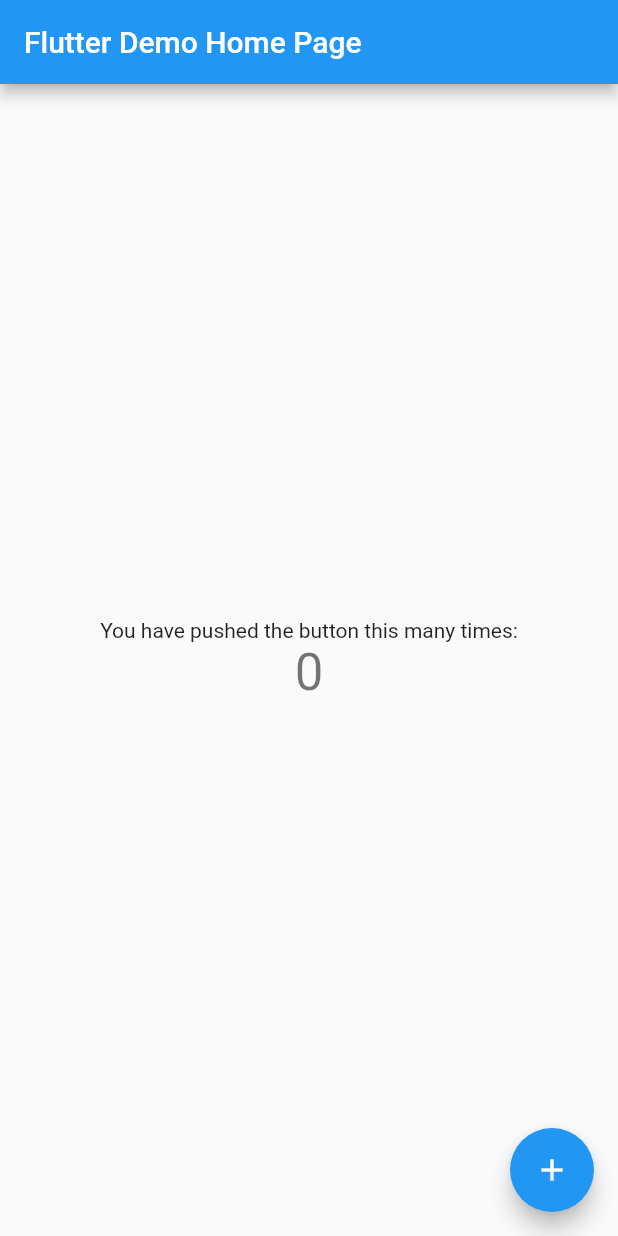
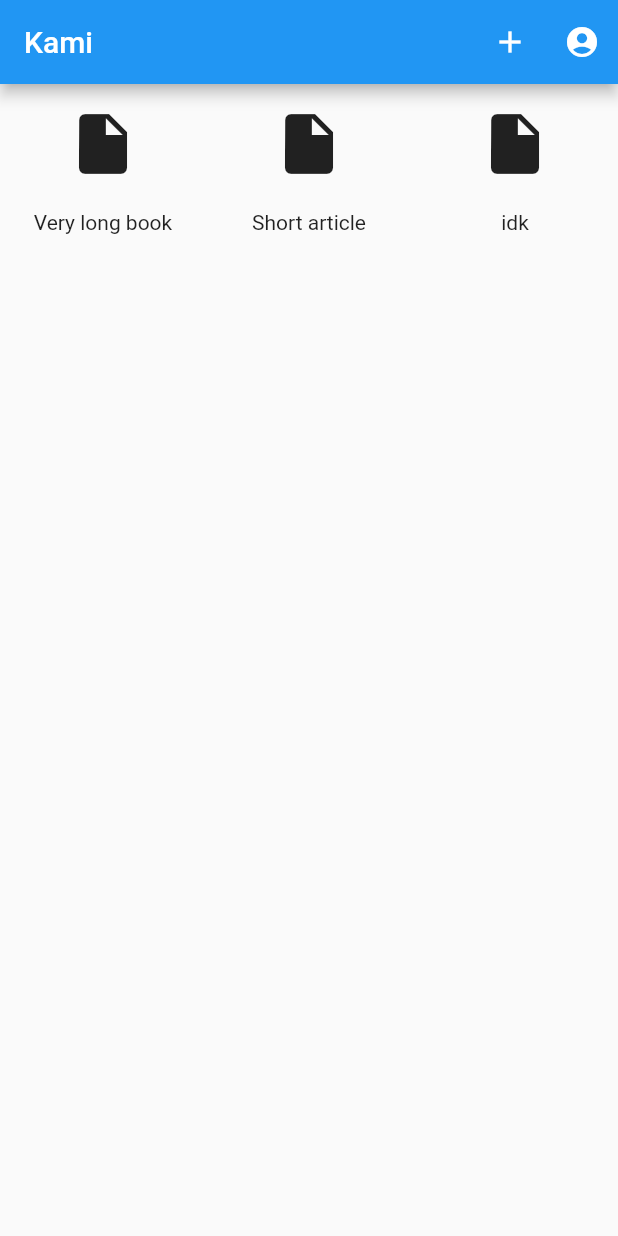
Before and after one commit to pradyungn/Kami, a Flutter app: the screen it shows after launch, on a phone screen of 412 x 824 dp. Run offline on Flutter 3.47's test engine with Material 2 defaults, Android fonts, the phone set to English and light mode, and no system bars.

Commit message:
Add gridview of files

```diff
--- a/flutter/lib/main.dart
+++ b/flutter/lib/main.dart
@@ -1,3 +1,4 @@
+import 'package:Kami/src/home.dart';
 import 'package:flutter/material.dart';
 
 void main() {
@@ -26,92 +27,7 @@
         // closer together (more dense) than on mobile platforms.
         visualDensity: VisualDensity.adaptivePlatformDensity,
       ),
-      home: MyHomePage(title: 'Flutter Demo Home Page'),
+      home: Home(),
     );
   }
 }
-
-class MyHomePage extends StatefulWidget {
-  MyHomePage({Key key, this.title}) : super(key: key);
-
-  // This widget is the home page of your application. It is stateful, meaning
-  // that it has a State object (defined below) that contains fields that affect
-  // how it looks.
-
-  // This class is the configuration for the state. It holds the values (in this
-  // case the title) provided by the parent (in this case the App widget) and
-  // used by the build method of the State. Fields in a Widget subclass are
-  // always marked "final".
-
-  final String title;
-
-  @override
-  _MyHomePageState createState() => _MyHomePageState();
-}
-
-class _MyHomePageState extends State<MyHomePage> {
-  int _counter = 0;
-
-  void _incrementCounter() {
-    setState(() {
-      // This call to setState tells the Flutter framework that something has
-      // changed in this State, which causes it to rerun the build method below
-      // so that the display can reflect the updated values. If we changed
-      // _counter without calling setState(), then the build method would not be
-      // called again, and so nothing would appear to happen.
-      _counter++;
-    });
-  }
-
-  @override
-  Widget build(BuildContext context) {
-    // This method is rerun every time setState is called, for instance as done
-    // by the _incrementCounter method above.
-    //
-    // The Flutter framework has been optimized to make rerunning build methods
-    // fast, so that you can just rebuild anything that needs updating rather
-    // than having to individually change instances of widgets.
-    return Scaffold(
-      appBar: AppBar(
-        // Here we take the value from the MyHomePage object that was created by
-        // the App.build method, and use it to set our appbar title.
-        title: Text(widget.title),
-      ),
-      body: Center(
-        // Center is a layout widget. It takes a single child and positions it
-        // in the middle of the parent.
-        child: Column(
-          // Column is also a layout widget. It takes a list of children and
-          // arranges them vertically. By default, it sizes itself to fit its
-          // children horizontally, and tries to be as tall as its parent.
-          //
-          // Invoke "debug painting" (press "p" in the console, choose the
-          // "Toggle Debug Paint" action from the Flutter Inspector in Android
-          // Studio, or the "Toggle Debug Paint" command in Visual Studio Code)
-          // to see the wireframe for each widget.
-          //
-          // Column has various properties to control how it sizes itself and
-          // how it positions its children. Here we use mainAxisAlignment to
-          // center the children vertically; the main axis here is the vertical
-          // axis because Columns are vertical (the cross axis would be
-          // horizontal).
-          mainAxisAlignment: MainAxisAlignment.center,
-          children: <Widget>[
-            Text(
-              'You have pushed the button this many times:',
-            ),
-            Text(
-              '$_counter',
-              style: Theme.of(context).textTheme.headline4,
-            ),
-          ],
-        ),
-      ),
-      floatingActionButton: FloatingActionButton(
-        onPressed: _incrementCounter,
-        tooltip: 'Increment',
-        child: Icon(Icons.add),
-      ), // This trailing comma makes auto-formatting nicer for build methods.
-    );
-  }
-}
--- /dev/null
+++ b/flutter/lib/src/home.dart
@@ -0,0 +1,75 @@
+import 'package:flutter/material.dart';
+
+class Home extends StatefulWidget {
+  @override
+  HomeState createState() => HomeState();
+}
+
+class HomeState extends State<Home> {
+  List<Item> items = [
+    Item(text: "Lorem ipsum dolor sit amet", title: "Very long book"),
+    Item(
+      text: "sldk sdlfh sldkf smkdf sbdln sndfklnds kd fdkf ",
+      title: "Short article",
+    ),
+    Item(text: "item", title: "idk", summary: "This has a summary!"),
+  ];
+
+  @override
+  Widget build(BuildContext context) {
+    GlobalKey<ScaffoldState> k = GlobalKey(debugLabel: 'scaffold');
+    return Scaffold(
+      key: k,
+      appBar: AppBar(
+        title: const Text('Kami'),
+        actions: [
+          IconButton(
+            icon: const Icon(Icons.add),
+            onPressed: () {
+              k.currentState
+                  .showSnackBar(SnackBar(content: const Text("Adding item")));
+            },
+          ),
+          IconButton(
+            icon: const Icon(Icons.account_circle),
+            onPressed: () {
+              k.currentState
+                  .showSnackBar(SnackBar(content: const Text("Logging in")));
+            },
+          ),
+        ],
+      ),
+      body: GridView.builder(
+        itemCount: items.length,
+        gridDelegate: SliverGridDelegateWithFixedCrossAxisCount(
+          crossAxisCount: 3,
+        ),
+        itemBuilder: (context, i) {
+          if (i >= items.length) return null;
+          final item = items[i];
+          return Padding(
+            padding: const EdgeInsets.all(16.0),
+            child: Column(
+              children: [
+                const Icon(
+                  Icons.insert_drive_file,
+                  size: 48,
+                ),
+                const SizedBox(height: 20),
+                Text("${item.title}"),
+              ],
+            ),
+          );
+        },
+      ),
+    );
+  }
+}
+
+class Item {
+  String /*!*/ text;
+  String /*!*/ title;
+  String /*?*/ summary;
+
+  Item({@required this.text, @required this.title, this.summary});
+}
```
